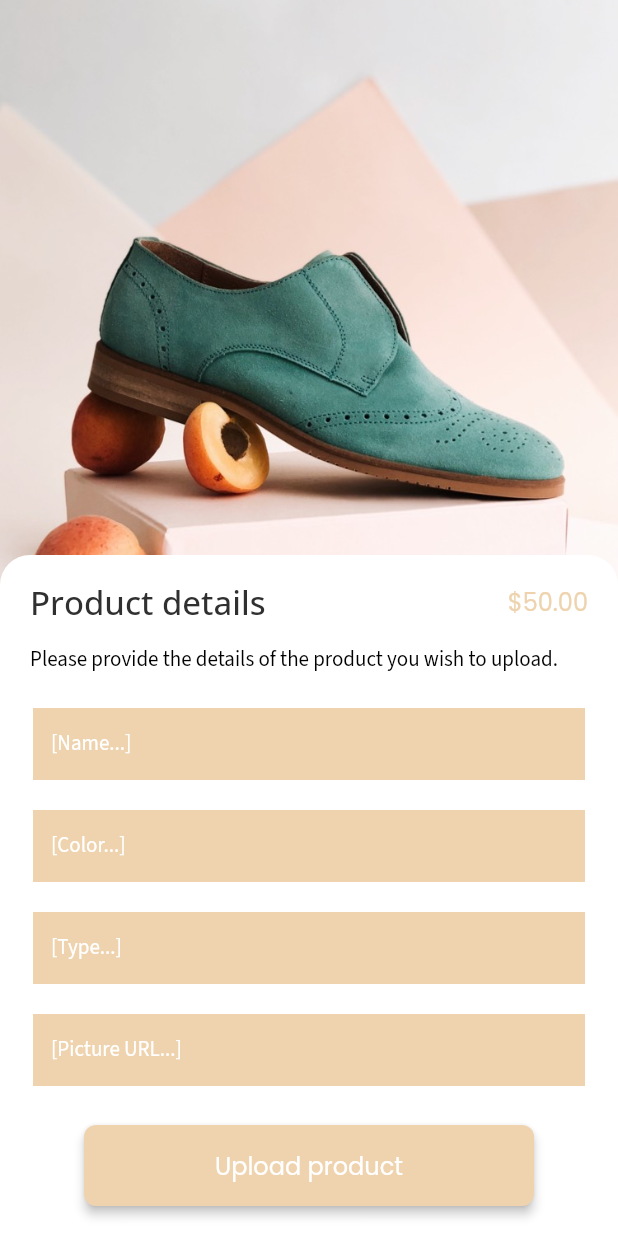
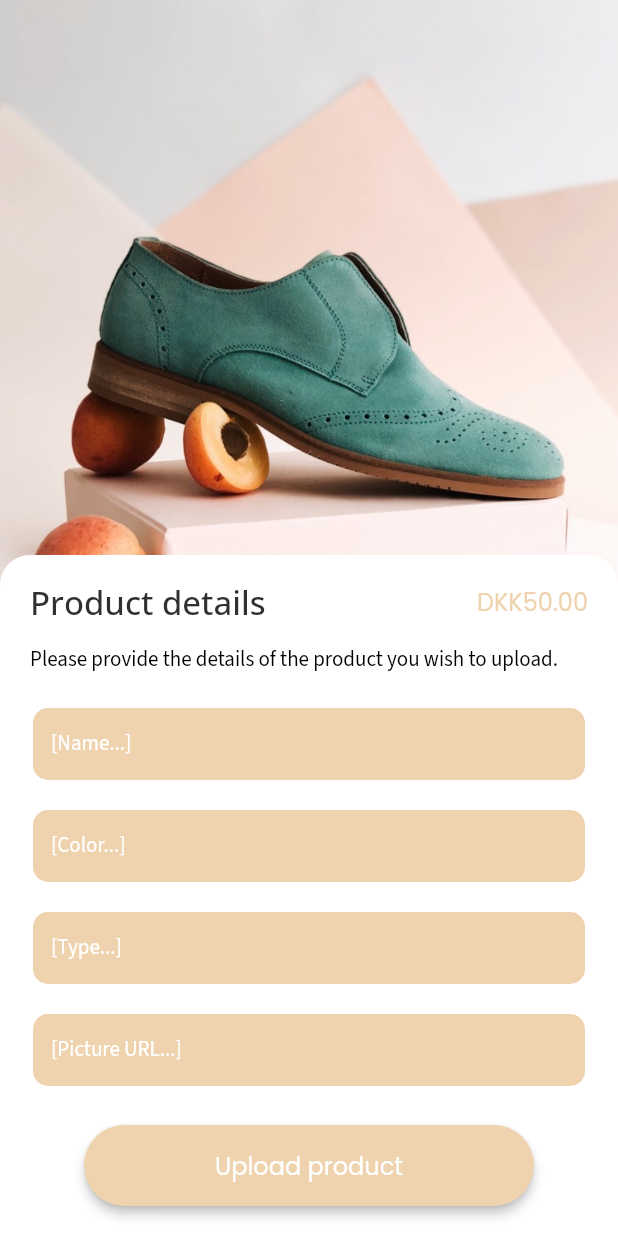
Before and after one commit to digitalyn-david/dinoplanet, a Flutter app: the UploadWidget screen opened directly, scrolled down 100 dp, after a tap on "Upload product", on a phone screen of 412 x 824 dp. Run offline on Flutter 3.47's test engine with Material 2 defaults, Android fonts, the phone set to English and light mode, and no system bars; drawn by our look-alikes of auto_size_text; our stand-ins replace built_collection, built_value, cloud_firestore, equatable, firebase_auth, firebase_core and 8 more; missing offline and left inert: algolia, flutter_facebook_auth, json_path; accounts and stored records are empty; generated files the repository leaves out were written again; network calls fail.

Commit message:
Updating to latest FlutterFlow output.

```diff
--- a/lib/upload/upload_widget.dart
+++ b/lib/upload/upload_widget.dart
@@ -1,7 +1,10 @@
+import '../auth/auth_util.dart';
+import '../backend/backend.dart';
 import '../flutter_flow/flutter_flow_theme.dart';
 import '../flutter_flow/flutter_flow_util.dart';
 import '../flutter_flow/flutter_flow_widgets.dart';
 import '../main.dart';
+import 'package:cloud_firestore/cloud_firestore.dart';
 import 'package:flutter/material.dart';
 import 'package:google_fonts/google_fonts.dart';
 import 'package:page_transition/page_transition.dart';
@@ -95,7 +98,7 @@ class _UploadWidgetState extends State<UploadWidget> {
                                         ),
                                         Expanded(
                                           child: Text(
-                                            '\$50.00',
+                                            'DKK50.00',
                                             textAlign: TextAlign.end,
                                             style: FlutterFlowTheme.subtitle2
                                                 .override(
@@ -204,10 +207,10 @@ class _UploadWidgetState extends State<UploadWidget> {
                               width: 1,
                             ),
                             borderRadius: BorderRadius.only(
-                              bottomLeft: Radius.circular(0),
-                              bottomRight: Radius.circular(0),
-                              topLeft: Radius.circular(0),
-                              topRight: Radius.circular(0),
+                              bottomLeft: Radius.circular(10),
+                              bottomRight: Radius.circular(10),
+                              topLeft: Radius.circular(10),
+                              topRight: Radius.circular(10),
                             ),
                           ),
                           focusedBorder: UnderlineInputBorder(
@@ -216,10 +219,10 @@ class _UploadWidgetState extends State<UploadWidget> {
                               width: 1,
                             ),
                             borderRadius: BorderRadius.only(
-                              bottomLeft: Radius.circular(0),
-                              bottomRight: Radius.circular(0),
-                              topLeft: Radius.circular(0),
-                              topRight: Radius.circular(0),
+                              bottomLeft: Radius.circular(10),
+                              bottomRight: Radius.circular(10),
+                              topLeft: Radius.circular(10),
+                              topRight: Radius.circular(10),
                             ),
                           ),
                           filled: true,
@@ -258,10 +261,10 @@ class _UploadWidgetState extends State<UploadWidget> {
                               width: 1,
                             ),
                             borderRadius: BorderRadius.only(
-                              bottomLeft: Radius.circular(0),
-                              bottomRight: Radius.circular(0),
-                              topLeft: Radius.circular(0),
-                              topRight: Radius.circular(0),
+                              bottomLeft: Radius.circular(10),
+                              bottomRight: Radius.circular(10),
+                              topLeft: Radius.circular(10),
+                              topRight: Radius.circular(10),
                             ),
                           ),
                           focusedBorder: UnderlineInputBorder(
@@ -270,10 +273,10 @@ class _UploadWidgetState extends State<UploadWidget> {
                               width: 1,
                             ),
                             borderRadius: BorderRadius.only(
-                              bottomLeft: Radius.circular(0),
-                              bottomRight: Radius.circular(0),
-                              topLeft: Radius.circular(0),
-                              topRight: Radius.circular(0),
+                              bottomLeft: Radius.circular(10),
+                              bottomRight: Radius.circular(10),
+                              topLeft: Radius.circular(10),
+                              topRight: Radius.circular(10),
                             ),
                           ),
                           filled: true,
@@ -312,10 +315,10 @@ class _UploadWidgetState extends State<UploadWidget> {
                               width: 1,
                             ),
                             borderRadius: BorderRadius.only(
-                              bottomLeft: Radius.circular(0),
-                              bottomRight: Radius.circular(0),
-                              topLeft: Radius.circular(0),
-                              topRight: Radius.circular(0),
+                              bottomLeft: Radius.circular(10),
+                              bottomRight: Radius.circular(10),
+                              topLeft: Radius.circular(10),
+                              topRight: Radius.circular(10),
                             ),
                           ),
                           focusedBorder: UnderlineInputBorder(
@@ -324,10 +327,10 @@ class _UploadWidgetState extends State<UploadWidget> {
                               width: 1,
                             ),
                             borderRadius: BorderRadius.only(
-                              bottomLeft: Radius.circular(0),
-                              bottomRight: Radius.circular(0),
-                              topLeft: Radius.circular(0),
-                              topRight: Radius.circular(0),
+                              bottomLeft: Radius.circular(10),
+                              bottomRight: Radius.circular(10),
+                              topLeft: Radius.circular(10),
+                              topRight: Radius.circular(10),
                             ),
                           ),
                           filled: true,
@@ -366,10 +369,10 @@ class _UploadWidgetState extends State<UploadWidget> {
                               width: 1,
                             ),
                             borderRadius: BorderRadius.only(
-                              bottomLeft: Radius.circular(0),
-                              bottomRight: Radius.circular(0),
-                              topLeft: Radius.circular(0),
-                              topRight: Radius.circular(0),
+                              bottomLeft: Radius.circular(10),
+                              bottomRight: Radius.circular(10),
+                              topLeft: Radius.circular(10),
+                              topRight: Radius.circular(10),
                             ),
                           ),
                           focusedBorder: UnderlineInputBorder(
@@ -378,10 +381,10 @@ class _UploadWidgetState extends State<UploadWidget> {
                               width: 1,
                             ),
                             borderRadius: BorderRadius.only(
-                              bottomLeft: Radius.circular(0),
-                              bottomRight: Radius.circular(0),
-                              topLeft: Radius.circular(0),
-                              topRight: Radius.circular(0),
+                              bottomLeft: Radius.circular(10),
+                              bottomRight: Radius.circular(10),
+                              topLeft: Radius.circular(10),
+                              topRight: Radius.circular(10),
                             ),
                           ),
                           filled: true,
@@ -405,8 +408,16 @@ class _UploadWidgetState extends State<UploadWidget> {
                 crossAxisAlignment: CrossAxisAlignment.center,
                 children: [
                   FFButtonWidget(
-                    onPressed: () {
-                      print('Button pressed ...');
+                    onPressed: () async {
+                      final clothesCreateData = createClothesRecordData(
+                        color: textController2.text,
+                        type: textController3.text,
+                        name: textController1.text,
+                        picture: textController4.text,
+                      );
+                      await ClothesRecord.collection
+                          .doc()
+                          .set(clothesCreateData);
                     },
                     text: 'Upload product',
                     options: FFButtonOptions(
@@ -422,7 +433,7 @@ class _UploadWidgetState extends State<UploadWidget> {
                         color: Colors.transparent,
                         width: 1,
                       ),
-                      borderRadius: 8,
+                      borderRadius: 100,
                     ),
                   )
                 ],
```
